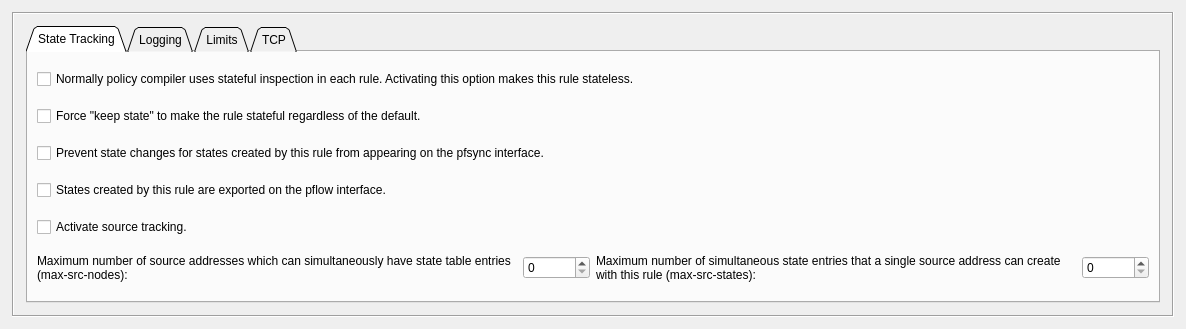
fwbuilder/fwbuilder, file src/libgui/ruleoptionsdialog_q.ui: the form before one commit.
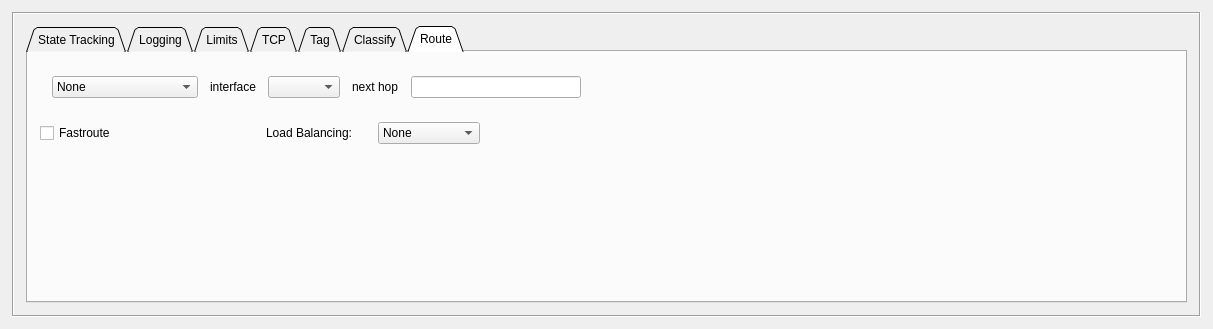
The form after the commit. The open tabs and pages were chosen to show the change. Custom widgets are drawn as their Qt base class.

Commit message: tag, classify and route options now work in the GUI; so far, only showing icons without the parameter in the rule set view; editor works, rule set view works

Diff of the .ui file:
```diff
--- a/src/libgui/ruleoptionsdialog_q.ui
+++ b/src/libgui/ruleoptionsdialog_q.ui
@@ -1275,19 +1275,31 @@
           <enum>QTabWidget::Triangular</enum>
          </property>
          <property name="currentIndex">
-          <number>0</number>
+          <number>6</number>
          </property>
          <widget class="QWidget" name="tab12">
           <attribute name="title">
            <string>State Tracking</string>
           </attribute>
           <layout class="QGridLayout" name="gridLayout_2">
+           <property name="leftMargin">
+            <number>12</number>
+           </property>
            <property name="topMargin">
             <number>6</number>
            </property>
+           <property name="rightMargin">
+            <number>12</number>
+           </property>
            <property name="bottomMargin">
             <number>6</number>
            </property>
+           <property name="horizontalSpacing">
+            <number>12</number>
+           </property>
+           <property name="verticalSpacing">
+            <number>9</number>
+           </property>
            <item row="0" column="0" colspan="4">
             <widget class="QCheckBox" name="pf_stateless">
              <property name="text">
@@ -1752,6 +1764,305 @@
            </item>
           </layout>
          </widget>
+         <widget class="QWidget" name="tab_4">
+          <attribute name="title">
+           <string>Tag</string>
+          </attribute>
+          <layout class="QGridLayout" name="gridLayout_14">
+           <property name="margin">
+            <number>12</number>
+           </property>
+           <property name="spacing">
+            <number>12</number>
+           </property>
+           <item row="0" column="0">
+            <widget class="QLabel" name="textLabel4">
+             <property name="text">
+              <string>Tag service object:</string>
+             </property>
+             <property name="wordWrap">
+              <bool>false</bool>
+             </property>
+            </widget>
+           </item>
+           <item row="1" column="0">
+            <widget class="FWObjectDropArea" name="pfTagDropArea" native="true">
+             <property name="sizePolicy">
+              <sizepolicy hsizetype="Fixed" vsizetype="Fixed">
+               <horstretch>0</horstretch>
+               <verstretch>0</verstretch>
+              </sizepolicy>
+             </property>
+             <property name="minimumSize">
+              <size>
+               <width>100</width>
+               <height>80</height>
+              </size>
+             </property>
+             <property name="font">
+              <font>
+               <pointsize>9</pointsize>
+              </font>
+             </property>
+            </widget>
+           </item>
+           <item row="1" column="1">
+            <spacer name="spacer_5">
+             <property name="orientation">
+              <enum>Qt::Horizontal</enum>
+             </property>
+             <property name="sizeHint" stdset="0">
+              <size>
+               <width>982</width>
+               <height>77</height>
+              </size>
+             </property>
+            </spacer>
+           </item>
+           <item row="2" column="0">
+            <spacer name="spacer_6">
+             <property name="orientation">
+              <enum>Qt::Vertical</enum>
+             </property>
+             <property name="sizeType">
+              <enum>QSizePolicy::MinimumExpanding</enum>
+             </property>
+             <property name="sizeHint" stdset="0">
+              <size>
+               <width>108</width>
+               <height>112</height>
+              </size>
+             </property>
+            </spacer>
+           </item>
+          </layout>
+         </widget>
+         <widget class="QWidget" name="tab_5">
+          <attribute name="title">
+           <string>Classify</string>
+          </attribute>
+          <layout class="QGridLayout" name="gridLayout_15">
+           <property name="margin">
+            <number>12</number>
+           </property>
+           <property name="spacing">
+            <number>12</number>
+           </property>
+           <item row="0" column="0">
+            <widget class="QLabel" name="textLabel2_8">
+             <property name="text">
+              <string>Classify string:</string>
+             </property>
+             <property name="wordWrap">
+              <bool>false</bool>
+             </property>
+            </widget>
+           </item>
+           <item row="1" column="0">
+            <widget class="QLineEdit" name="pf_classify_str"/>
+           </item>
+           <item row="1" column="1">
+            <spacer name="horizontalSpacer_8">
+             <property name="orientation">
+              <enum>Qt::Horizontal</enum>
+             </property>
+             <property name="sizeHint" stdset="0">
+              <size>
+               <width>948</width>
+               <height>20</height>
+              </size>
+             </property>
+            </spacer>
+           </item>
+           <item row="2" column="1">
+            <spacer name="verticalSpacer_5">
+             <property name="orientation">
+              <enum>Qt::Vertical</enum>
+             </property>
+             <property name="sizeHint" stdset="0">
+              <size>
+               <width>948</width>
+               <height>169</height>
+              </size>
+             </property>
+            </spacer>
+           </item>
+          </layout>
+         </widget>
+         <widget class="QWidget" name="tab_6">
+          <attribute name="title">
+           <string>Route</string>
+          </attribute>
+          <layout class="QGridLayout" name="gridLayout_16">
+           <property name="margin">
+            <number>12</number>
+           </property>
+           <property name="spacing">
+            <number>12</number>
+           </property>
+           <item row="0" column="0" colspan="5">
+            <layout class="QHBoxLayout" name="_2">
+             <property name="spacing">
+              <number>12</number>
+             </property>
+             <property name="margin">
+              <number>12</number>
+             </property>
+             <item>
+              <widget class="QComboBox" name="pf_route_option">
+               <item>
+                <property name="text">
+                 <string>None</string>
+                </property>
+               </item>
+               <item>
+                <property name="text">
+                 <string>Route through</string>
+                </property>
+               </item>
+               <item>
+                <property name="text">
+                 <string>Route reply through</string>
+                </property>
+               </item>
+               <item>
+                <property name="text">
+                 <string>Route a copy through</string>
+                </property>
+               </item>
+              </widget>
+             </item>
+             <item>
+              <widget class="QLabel" name="textLabel1_8">
+               <property name="text">
+                <string>interface</string>
+               </property>
+               <property name="wordWrap">
+                <bool>false</bool>
+               </property>
+              </widget>
+             </item>
+             <item>
+              <widget class="QComboBox" name="pf_route_opt_if"/>
+             </item>
+             <item>
+              <widget class="QLabel" name="textLabel2_9">
+               <property name="text">
+                <string>next hop</string>
+               </property>
+               <property name="wordWrap">
+                <bool>false</bool>
+               </property>
+              </widget>
+             </item>
+             <item>
+              <widget class="QLineEdit" name="pf_route_opt_addr"/>
+             </item>
+            </layout>
+           </item>
+           <item row="0" column="5">
+            <spacer name="horizontalSpacer_9">
+             <property name="orientation">
+              <enum>Qt::Horizontal</enum>
+             </property>
+             <property name="sizeHint" stdset="0">
+              <size>
+               <width>537</width>
+               <height>20</height>
+              </size>
+             </property>
+            </spacer>
+           </item>
+           <item row="1" column="0">
+            <widget class="QCheckBox" name="pf_fastroute">
+             <property name="text">
+              <string>Fastroute</string>
+             </property>
+            </widget>
+           </item>
+           <item row="1" column="1">
+            <spacer name="spacer_8">
+             <property name="orientation">
+              <enum>Qt::Horizontal</enum>
+             </property>
+             <property name="sizeType">
+              <enum>QSizePolicy::Fixed</enum>
+             </property>
+             <property name="sizeHint" stdset="0">
+              <size>
+               <width>40</width>
+               <height>20</height>
+              </size>
+             </property>
+            </spacer>
+           </item>
+           <item row="1" column="2">
+            <widget class="QLabel" name="label_4">
+             <property name="text">
+              <string>Load Balancing:</string>
+             </property>
+            </widget>
+           </item>
+           <item row="1" column="3">
+            <widget class="QComboBox" name="pf_route_load_option">
+             <item>
+              <property name="text">
+               <string>None</string>
+              </property>
+             </item>
+             <item>
+              <property name="text">
+               <string>Bitmask</string>
+              </property>
+             </item>
+             <item>
+              <property name="text">
+               <string>Random</string>
+              </property>
+             </item>
+             <item>
+              <property name="text">
+               <string>Source Hash</string>
+              </property>
+             </item>
+             <item>
+              <property name="text">
+               <string>Round Robin</string>
+              </property>
+             </item>
+            </widget>
+           </item>
+           <item row="1" column="4" colspan="2">
+            <spacer name="spacer_9">
+             <property name="orientation">
+              <enum>Qt::Horizontal</enum>
+             </property>
+             <property name="sizeHint" stdset="0">
+              <size>
+               <width>665</width>
+               <height>20</height>
+              </size>
+             </property>
+            </spacer>
+           </item>
+           <item row="2" column="0" colspan="5">
+            <spacer name="spacer_7">
+             <property name="orientation">
+              <enum>Qt::Vertical</enum>
+             </property>
+             <property name="sizeType">
+              <enum>QSizePolicy::MinimumExpanding</enum>
+             </property>
+             <property name="sizeHint" stdset="0">
+              <size>
+               <width>553</width>
+               <height>139</height>
+              </size>
+             </property>
+            </spacer>
+           </item>
+          </layout>
+         </widget>
         </widget>
        </item>
       </layout>
@@ -2084,6 +2395,14 @@
    </item>
   </layout>
  </widget>
+ <customwidgets>
+  <customwidget>
+   <class>FWObjectDropArea</class>
+   <extends>QWidget</extends>
+   <header>FWObjectDropArea.h</header>
+   <container>1</container>
+  </customwidget>
+ </customwidgets>
  <tabstops>
   <tabstop>pix_disable_rule_log</tabstop>
   <tabstop>pix_logLevel</tabstop>
```
Left out of the diff: 1463 changed lines with no effect on the pictures. The commit also changes 12 other files.
